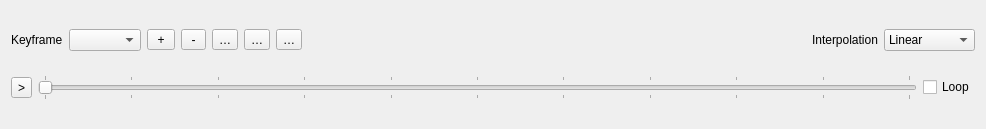
Qt form src/ui/3d/animation3dwidget.ui (qgis/QGIS) before a commit.
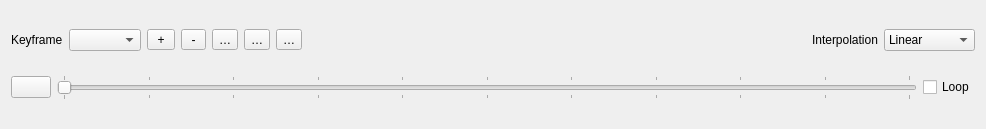
The same form after that commit.

Commit message: [ui] Reflect playback stay in the 3D map view's play button

```diff
--- a/src/ui/3d/animation3dwidget.ui
+++ b/src/ui/3d/animation3dwidget.ui
@@ -253,9 +253,9 @@
    <item>
     <layout class="QHBoxLayout" name="horizontalLayout_2">
      <item>
-      <widget class="QToolButton" name="btnPlayPause">
+      <widget class="QPushButton" name="btnPlayPause">
        <property name="text">
-        <string>&gt;</string>
+        <string/>
        </property>
       </widget>
      </item>
```
